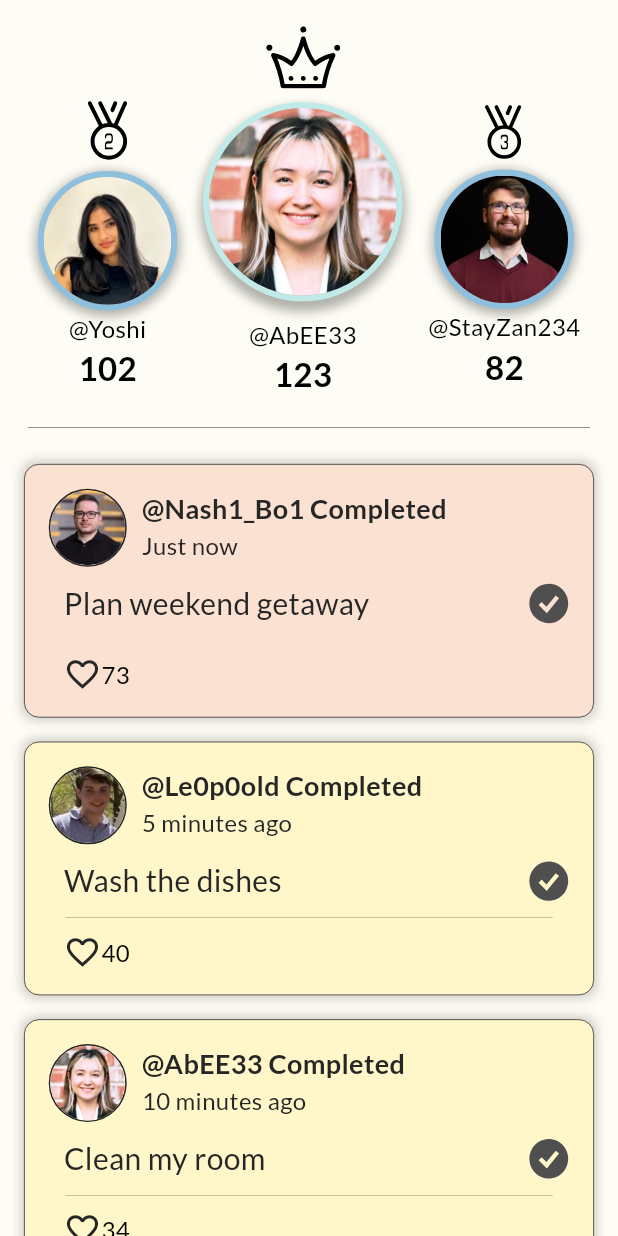
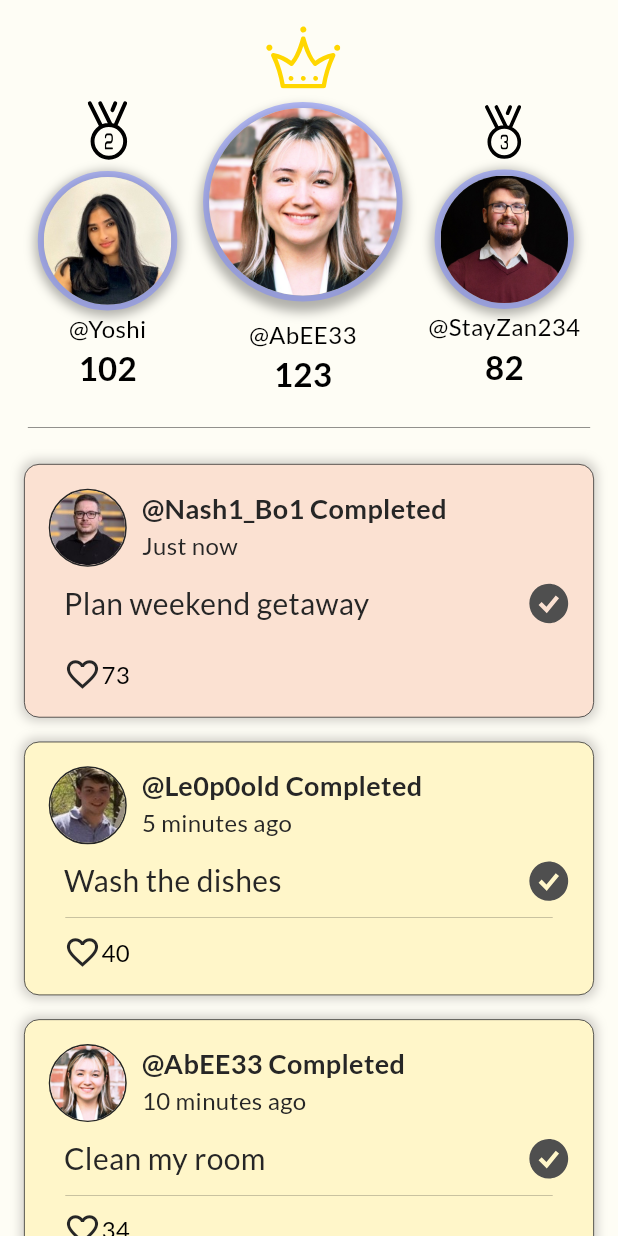
Before and after one commit to Micah-Champagne/SoftwareSystemDevelop, a Flutter app: the HomePage screen opened directly with empty values, on a phone screen of 412 x 824 dp. Run offline on Flutter 3.47's test engine with Material 3 defaults, Android fonts, the phone set to English and light mode, and no system bars; our stand-ins replace flutter_svg, google_fonts, syncfusion_flutter_charts, syncfusion_flutter_gauges.

Commit message:
leaderboard color changes

```diff
--- a/quest/lib/pages/homePage.dart
+++ b/quest/lib/pages/homePage.dart
@@ -216,7 +216,7 @@ class _HomePageState extends State<HomePage> {
                               spreadRadius: 2),
                         ],
                         border: Border.all(
-                            width: 4, color: const Color(0xff8EC0DD))),
+                            width: 4, color: const Color(0x99838ef4))),
                     child: GestureDetector(
                       onTap: () {
                         widget.onGoToBuddy(index + 4);
@@ -253,7 +253,7 @@ class _HomePageState extends State<HomePage> {
                         ],
                         shape: BoxShape.circle,
                         border: Border.all(
-                            width: 4, color: const Color(0xffBFEAE7))),
+                            width: 4, color: const Color(0x99838ef4))),
                     child: GestureDetector(
                       onTap: () {
                         widget.onGoToBuddy(index + 2);
@@ -292,7 +292,7 @@ class _HomePageState extends State<HomePage> {
                               spreadRadius: 2),
                         ],
                         border: Border.all(
-                          color: const Color(0xff8EC0DD),
+                          color: const Color(0x99838ef4),
                           width: 4,
                         )),
                     child: GestureDetector(
```
Also changed, not shown: quest/assets/icons/crown.svg.
